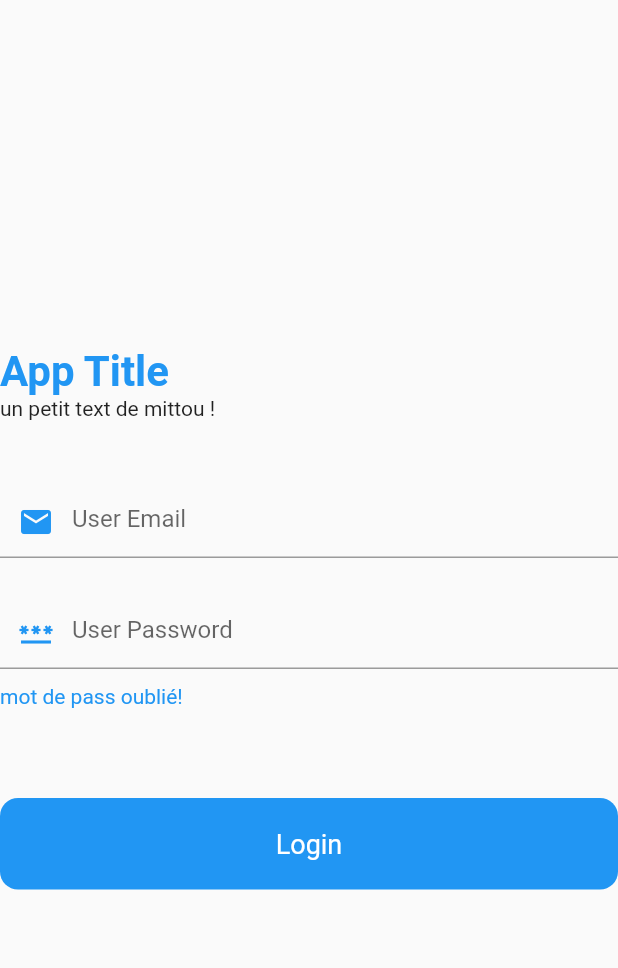
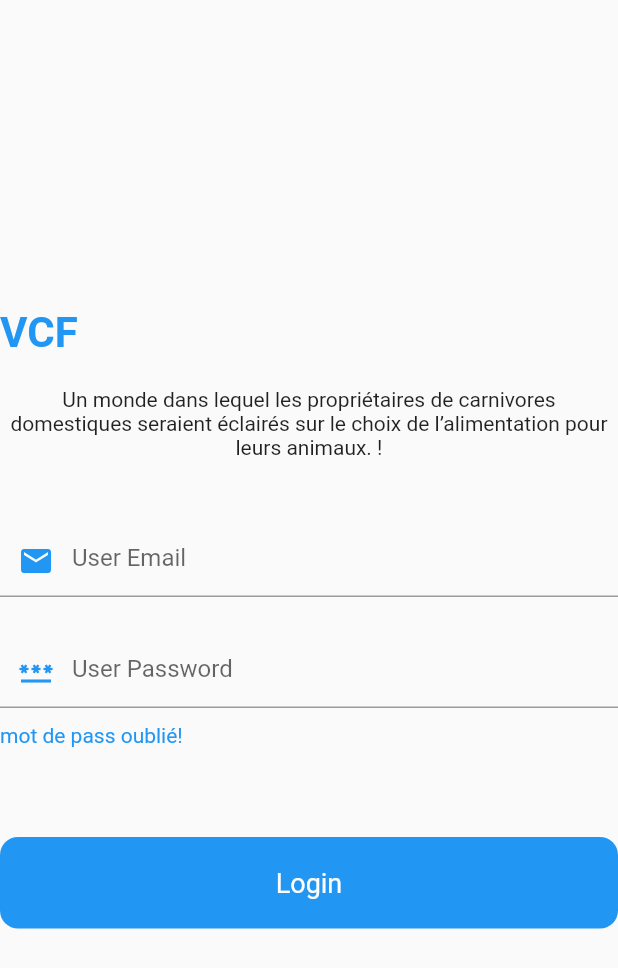
Before and after one commit to Serdok/vcf, a Flutter app: the LoginScreen screen opened directly, after a tap on "Login", on a phone screen of 412 x 824 dp. Shown: the top 968 px of the screen. Run offline on Flutter 3.47's test engine with Material 2 defaults, Android fonts, the phone set to English and light mode, and no system bars; our stand-ins replace firebase_auth, firebase_core, google_sign_in; missing offline and left inert: dart:ffi; accounts and stored records are empty; network calls fail.

Commit message:
ajout alert mot de pass ou user name incorrect

```diff
--- a/lib/LoginScreen.dart
+++ b/lib/LoginScreen.dart
@@ -33,15 +33,20 @@ class _LoginScreenState extends State<LoginScreen>{
           crossAxisAlignment: CrossAxisAlignment.start,
           children:  [
             const Text(
-              "App Title",
+              "VCF",
+
               style: TextStyle(
                 color: Colors.blue,
                 fontSize: 28.0,
                 fontWeight: FontWeight.bold,
 
               ),
+              textAlign: TextAlign.center,
             ),
-            const Text("un petit text de mittou !"),
+            const SizedBox(
+              height: 20.0,
+            ),
+            const Text("Un monde dans lequel les propriétaires de carnivores domestiques seraient éclairés sur le choix de l’alimentation pour leurs animaux. !", textAlign: TextAlign.center,),
             const SizedBox(
               height: 44.0,
             ),
--- a/lib/authentication.dart
+++ b/lib/authentication.dart
@@ -107,7 +107,20 @@ class Authentication {
       user = usercredential.user;
     } on FirebaseAuthException catch(e){
       if(e.code=="user-not-found"){
-        print("aucun utilisateur trouvé avec ces identifiants");
+        showDialog<String>(
+          context: context,
+          builder: (BuildContext context) => AlertDialog(
+            title: const Text('AlertDialog Title'),
+            content: const Text("Votre mot de passe et/ou vos données d'authentification sont incorrectes"),
+            actions: <Widget>[
+              TextButton(
+                onPressed: () => Navigator.pop(context, 'OK'),
+                child: const Text('Cancel'),
+              ),
+
+            ],
+          ),
+        );
       }
     }
     return user;
```
